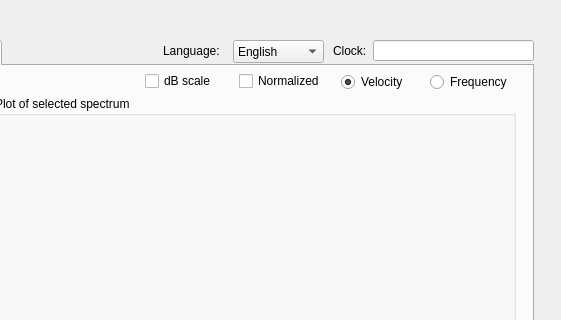
Qt form Control_program/SALSA_UI.ui (varenius/salsa) before a commit; both pictures show x 277 to 838 and y 0 to 320 of the 838 by 652 pixel window.
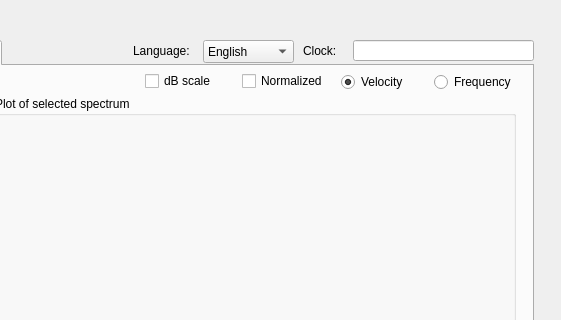
The same form after that commit. The open tabs and pages were chosen to show the change.

Commit message: Enabled language change during tracking. Only known drawback is that the Track button remains untranslated. Will have to stay like that for now, as alternative solutions are not obvious. This works for the rest of the UI, which I think is acceptable. Fixing #68.

The edit to the form file:
```diff
--- a/Control_program/SALSA_UI.ui
+++ b/Control_program/SALSA_UI.ui
@@ -1317,7 +1317,7 @@
        <rect>
         <x>596</x>
         <y>0</y>
-        <width>171</width>
+        <width>179</width>
         <height>32</height>
        </rect>
       </property>
@@ -1358,7 +1358,7 @@
        <rect>
         <x>400</x>
         <y>0</y>
-        <width>181</width>
+        <width>187</width>
         <height>31</height>
        </rect>
       </property>
@@ -1417,9 +1417,9 @@
    <widget class="QLineEdit" name="clock">
     <property name="geometry">
      <rect>
-      <x>650</x>
+      <x>630</x>
       <y>40</y>
-      <width>161</width>
+      <width>181</width>
       <height>21</height>
      </rect>
     </property>
@@ -1430,7 +1430,7 @@
    <widget class="QLabel" name="label_clock">
     <property name="geometry">
      <rect>
-      <x>610</x>
+      <x>580</x>
       <y>40</y>
       <width>41</width>
       <height>21</height>
@@ -1443,7 +1443,7 @@
    <widget class="QComboBox" name="languageselector">
     <property name="geometry">
      <rect>
-      <x>510</x>
+      <x>480</x>
       <y>40</y>
       <width>91</width>
       <height>23</height>
@@ -1463,7 +1463,7 @@
    <widget class="QLabel" name="label_language">
     <property name="geometry">
      <rect>
-      <x>440</x>
+      <x>410</x>
       <y>40</y>
       <width>61</width>
       <height>21</height>
```
The commit also changes 2 other files.
